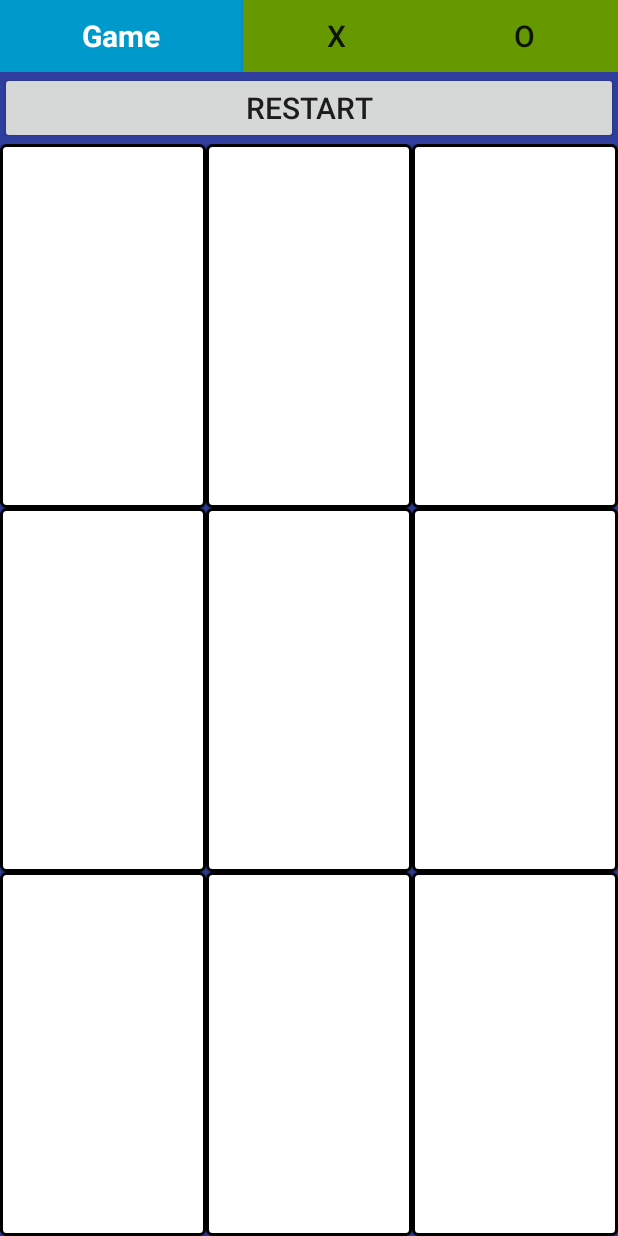
After one commit to JadonFan/Casual-Games, an Android app: the layout tttboard.xml on its own in the app's theme, with its tools: preview values and no code run, on a phone screen of 412 x 824 dp. The commit adds this screen. Run offline under Robolectric (Android 15) with nearby library versions, the phone set to English and light mode, and no system bars.

```diff
--- /dev/null
+++ b/app/src/main/res/layout/tttboard.xml
@@ -0,0 +1,123 @@
+<?xml version="1.0" encoding="utf-8"?>
+<LinearLayout xmlns:android="http://schemas.android.com/apk/res/android"
+    xmlns:app="http://schemas.android.com/apk/res-auto"
+    xmlns:tools="http://schemas.android.com/tools"
+    android:layout_width="match_parent"
+    android:layout_height="match_parent"
+    android:background="@color/colorPrimaryDark"
+    android:orientation="vertical"
+    tools:context="c.jadon.tictactoe.TicTacToe">
+
+    <LinearLayout
+        android:layout_width="match_parent"
+        android:layout_height="wrap_content"
+        android:weightSum="5">
+
+        <TextView
+            android:id="@+id/info"
+            android:layout_width="wrap_content"
+            android:layout_height="match_parent"
+            android:layout_weight="3"
+            android:background="@android:color/holo_blue_dark"
+            android:gravity="center"
+            android:text="Game"
+            android:textColor="@android:color/background_light"
+            android:textSize="20sp"
+            android:textStyle="bold" />
+
+        <Button
+            android:id="@+id/X"
+            android:layout_width="wrap_content"
+            android:layout_height="match_parent"
+            android:layout_weight="1"
+            android:background="@android:color/holo_green_dark"
+            android:gravity="center"
+            android:text="X"
+            android:textSize="20sp" />
+
+        <Button
+            android:id="@+id/Y"
+            android:layout_width="wrap_content"
+            android:layout_height="match_parent"
+            android:layout_weight="1"
+            android:background="@android:color/holo_green_dark"
+            android:gravity="center"
+            android:text="O"
+            android:textSize="20sp" />
+
+    </LinearLayout>
+
+    <Button
+        android:id="@+id/Restart"
+        android:layout_width="match_parent"
+        android:layout_height="wrap_content"
+        android:textSize="20sp"
+        android:gravity="center"
+        android:text="RESTART"
+        />
+
+    <GridLayout
+        android:id="@+id/TTTBoard"
+        android:layout_width="match_parent"
+        android:layout_height="match_parent"
+        android:columnCount="3"
+        android:rowCount="3"
+        android:layout_alignParentBottom="true">
+
+        <Button
+            android:id="@+id/Position00"
+            android:layout_columnWeight="1"
+            android:layout_rowWeight="1"
+            android:background="@drawable/border_button" />
+
+        <Button
+            android:id="@+id/Position01"
+            android:layout_columnWeight="1"
+            android:layout_rowWeight="1"
+            android:background="@drawable/border_button"/>
+
+        <Button
+            android:id="@+id/Position02"
+            android:layout_columnWeight="1"
+            android:layout_rowWeight="1"
+            android:background="@drawable/border_button"/>
+
+        <Button
+            android:id="@+id/Position10"
+            android:layout_columnWeight="1"
+            android:layout_rowWeight="1"
+            android:background="@drawable/border_button"/>
+
+        <Button
+            android:id="@+id/Position11"
+            android:layout_columnWeight="1"
+            android:layout_rowWeight="1"
+            android:background="@drawable/border_button"/>
+
+        <Button
+            android:id="@+id/Position12"
+            android:layout_columnWeight="1"
+            android:layout_rowWeight="1"
+            android:background="@drawable/border_button"/>
+
+        <Button
+            android:id="@+id/Position20"
+            android:layout_columnWeight="1"
+            android:layout_rowWeight="1"
+            android:background="@drawable/border_button"/>
+
+        <Button
+            android:id="@+id/Position21"
+            android:layout_columnWeight="1"
+            android:layout_rowWeight="1"
+            android:background="@drawable/border_button"/>
+
+        <Button
+            android:id="@+id/Position22"
+            android:layout_columnWeight="1"
+            android:layout_rowWeight="1"
+            android:background="@drawable/border_button"/>
+
+    </GridLayout>
+
+</LinearLayout>
--- a/app/src/main/res/values/colors.xml
+++ b/app/src/main/res/values/colors.xml
@@ -6,5 +6,6 @@
     <color name="purple">#800080</color>
     <color name="black">#000000</color>
     <color name="white">#FFFFFF</color>
+    <color name="red">#FF0000</color>
 
 </resources>
```
Also changed, not shown: app/src/main/AndroidManifest.xml (+8 -10 lines), app/src/main/java/c/jadon/tictactoe/MainActivity.java (+23 -0 lines), app/src/main/java/c/jadon/tictactoe/TicTacToe.java (+33 -2 lines), app/src/main/res/layout/activity_main.xml (+33 -108 lines).
